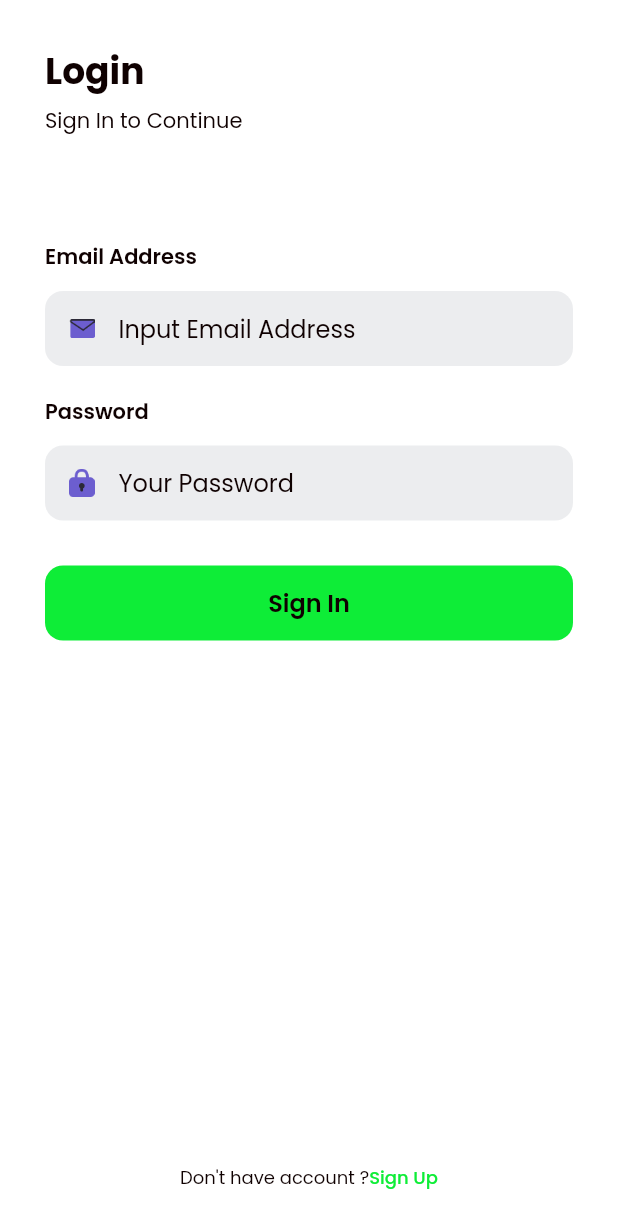
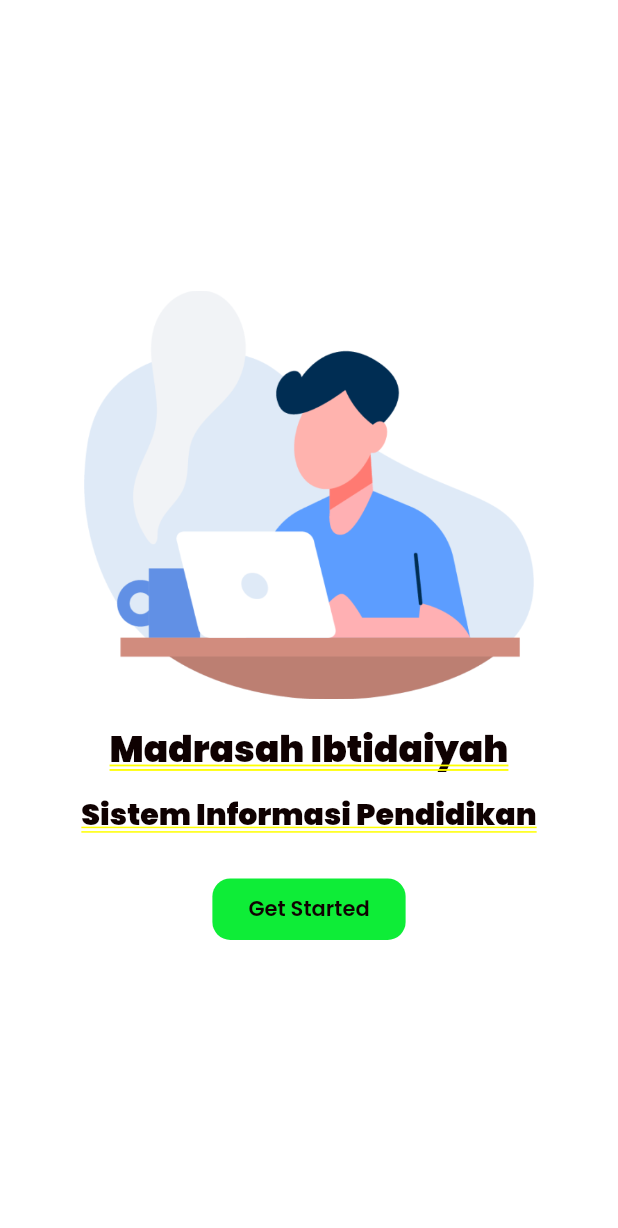
Before and after one commit to ferizalsyah/admin-guru, a Flutter app: the screen it shows after launch, on a phone screen of 412 x 824 dp. Shown: the top 1228 px of the screen. Run offline on Flutter 3.47's test engine with Material 2 defaults, Android fonts, the phone set to English and light mode, and no system bars; our stand-ins replace google_fonts.

Commit message:
update get started & Hasil Nilai & Data Nilai

```diff
--- a/lib/main.dart
+++ b/lib/main.dart
@@ -1,6 +1,10 @@
 import 'package:flutter/material.dart';
 import 'package:flutter_ui/pages/detail_chat_page.dart';
+import 'package:flutter_ui/pages/get_started.dart';
+import 'package:flutter_ui/pages/hasil_nilai.dart';
+import 'package:flutter_ui/pages/notifikasi_page.dart';
 import 'package:flutter_ui/pages/penilaian_page.dart';
+import 'package:flutter_ui/pages/tabel_data_nilai.dart';
 import 'package:flutter_ui/widgets/chat_tile.dart';
 import 'package:flutter_ui/pages/home/main_page.dart';
 import 'package:flutter_ui/pages/sign_in_page.dart';
@@ -19,12 +23,16 @@ class MyApp extends StatelessWidget {
       debugShowCheckedModeBanner: false,
       routes: {
         '/': (context) => SplashPage(),
+        '/getstarted': (context) => GetstartedPage(),
         '/sign-in': (context) => SignInPage(),
         '/sign-up': (context) => SignUpPage(),
         '/home': (context) => MainPage(),
         '/chat-tile': (context) => ChatTile(),
         '/detail-chat': (context) => DetailChatPage(),
         '/penilaian-page': (context) => PenilaianPage(),
+        '/notifikasi': (context) => NotifikasiPage(),
+        '/hasil-nilai': (context) => HasilNilai(),
+        '/tabel-data': (context) => TabelDataNilai(),
       },
     );
   }
--- /dev/null
+++ b/lib/pages/get_started.dart
@@ -0,0 +1,72 @@
+import 'package:flutter/material.dart';
+import 'package:flutter_ui/theme.dart';
+
+class GetstartedPage extends StatelessWidget {
+  @override
+  Widget build(BuildContext context) {
+    Widget content() {
+      return Expanded(
+        child: Container(
+          width: double.infinity,
+          color: backgroundColor1,
+          child: Column(
+            mainAxisAlignment: MainAxisAlignment.center,
+            children: [
+              Image.asset(
+                'assets/get-started.png',
+                width: 300,
+              ),
+              SizedBox(
+                height: 16,
+              ),
+              Text(
+                'Madrasah Ibtidaiyah',
+                style: primaryTextStyle.copyWith(fontSize: 24),
+              ),
+              SizedBox(
+                height: 10,
+              ),
+              Text(
+                'Sistem Informasi Pendidikan',
+                style: primaryTextStyle.copyWith(fontSize: 20),
+              ),
+              SizedBox(
+                height: 24,
+              ),
+              Container(
+                child: TextButton(
+                  onPressed: () {
+                    Navigator.pushNamed(context, '/sign-in');
+                  },
+                  style: TextButton.styleFrom(
+                    padding: EdgeInsets.symmetric(
+                      horizontal: 24,
+                      vertical: 10,
+                    ),
+                    backgroundColor: greenTextColor,
+                    shape: RoundedRectangleBorder(
+                      borderRadius: BorderRadius.circular(12),
+                    ),
+                  ),
+                  child: Text(
+                    'Get Started',
+                    style: primaryTextStyle.copyWith(
+                      fontSize: 14,
+                      fontWeight: semiBold,
+                    ),
+                  ),
+                ),
+              )
+            ],
+          ),
+        ),
+      );
+    }
+
+    return Column(
+      children: [
+        content(),
+      ],
+    );
+  }
+}
--- a/lib/pages/home/profile_page.dart
+++ b/lib/pages/home/profile_page.dart
@@ -29,14 +29,14 @@ class ProfilePage extends StatelessWidget {
                     crossAxisAlignment: CrossAxisAlignment.start,
                     children: [
                       Text(
-                        'Hello Nopan ',
+                        'Hello Eka ',
                         style: primaryTextStyle.copyWith(
                           fontSize: 24,
                           fontWeight: semiBold,
                         ),
                       ),
                       Text(
-                        '@NopanCY',
+                        '@EkaTri',
                         style: primaryTextStyle.copyWith(
                           fontSize: 16,
                         ),
--- a/lib/pages/sign_in_page.dart
+++ b/lib/pages/sign_in_page.dart
@@ -11,7 +11,7 @@ class SignInPage extends StatelessWidget {
           crossAxisAlignment: CrossAxisAlignment.start,
           children: [
             Text(
-              'Login',
+              'Login Siswa/i',
               style: primaryTextStyle.copyWith(
                 fontSize: 24,
                 fontWeight: bold,
@@ -179,6 +179,7 @@ class SignInPage extends StatelessWidget {
             GestureDetector(
               onTap: () {
                 Navigator.pushNamed(context, '/sign-up');
+                // Navigator.pushNamed(context, '/getstarted');
               },
               child: Text(
                 'Sign Up',
```
Also changed, not shown: lib/pages/detail_chat_page.dart (+67 -0 lines), lib/pages/hasil_nilai.dart (added, +63 -0 lines), lib/pages/home/home_page.dart (+6 -4 lines), lib/pages/notifikasi_page.dart (added, +71 -0 lines), lib/pages/penilaian_page.dart (+54 -0 lines), lib/pages/splash_page.dart (+5 -5 lines), lib/pages/tabel_data_nilai.dart (added, +37 -0 lines), lib/theme.dart (+7 -2 lines), lib/widgets/chat_buble.dart (added, +52 -0 lines), assets/get-started.png (added), assets/logo_agama.png (added).
